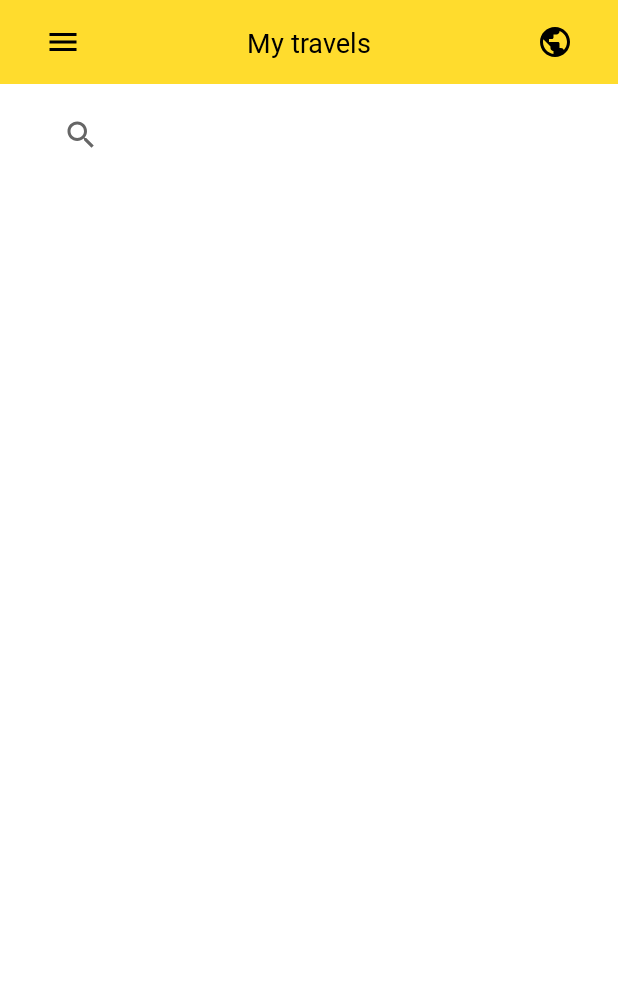
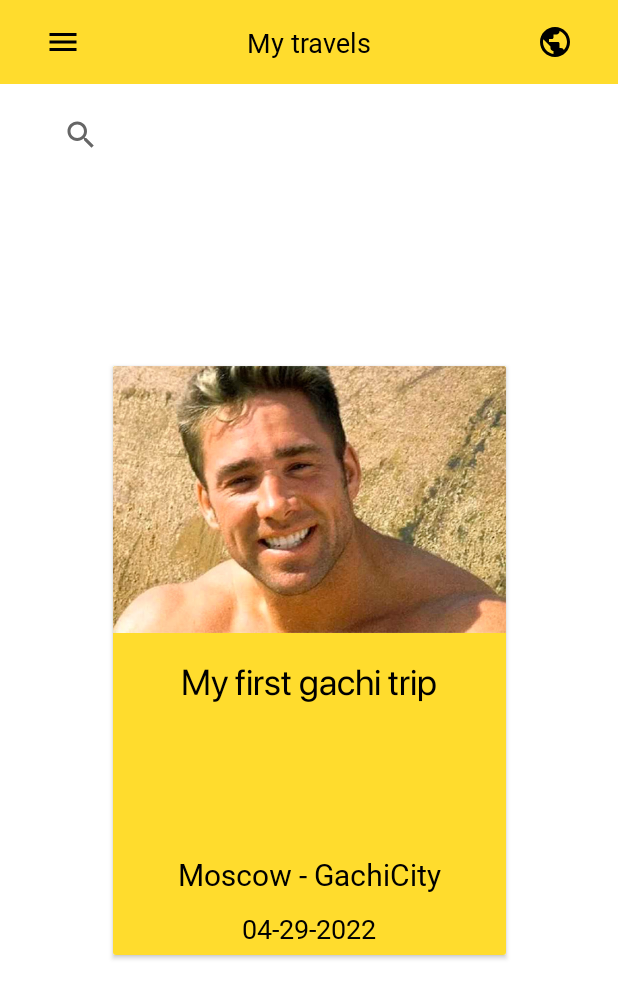
Before and after one commit to FoxFromFuture/tinkoff-travel-app, an Android app: the MainActivity screen opened directly, with no data from a screen before it, on a phone screen of 412 x 824 dp. Shown: the top 999 px of the screen. Run offline under Robolectric (Android 15) with nearby library versions, the phone set to English and light mode, and no system bars.

Commit message:
Trip Cards & Trip Activities & Minor updates Added

```diff
--- a/app/build.gradle
+++ b/app/build.gradle
@@ -44,6 +44,7 @@ dependencies {
     implementation 'androidx.navigation:navigation-ui-ktx:2.3.5'
     implementation 'androidx.lifecycle:lifecycle-livedata-ktx:2.4.1'
     implementation 'androidx.lifecycle:lifecycle-viewmodel-ktx:2.4.1'
+    implementation 'androidx.viewpager2:viewpager2:1.0.0'
     testImplementation 'junit:junit:4.13.2'
     androidTestImplementation 'androidx.test.ext:junit:1.1.3'
     androidTestImplementation 'androidx.test.espresso:espresso-core:3.4.0'
--- a/app/src/main/AndroidManifest.xml
+++ b/app/src/main/AndroidManifest.xml
@@ -9,6 +9,9 @@
         android:roundIcon="@mipmap/ic_launcher_round"
         android:supportsRtl="true"
         android:theme="@style/Theme.travelapp">
+        <activity
+            android:name=".TripDescriptionActivity"
+            android:exported="false" />
         <activity
             android:name=".MainActivity"
             android:exported="false" />
--- a/app/src/main/java/com/tinkoff/travelapp/MainActivity.kt
+++ b/app/src/main/java/com/tinkoff/travelapp/MainActivity.kt
@@ -6,14 +6,44 @@ import android.widget.ImageButton
 import androidx.appcompat.app.AppCompatActivity
 import androidx.core.view.GravityCompat
 import androidx.drawerlayout.widget.DrawerLayout
+import androidx.viewpager2.widget.ViewPager2
+import com.tinkoff.travelapp.adapter.TripCardAdapter
 
 class MainActivity : AppCompatActivity(), View.OnClickListener {
+
+    private var imagesList = mutableListOf<Int>()
+    private var titleList = mutableListOf<String>()
+    private var dateList = mutableListOf<String>()
+    private var keyPointsList = mutableListOf<String>()
+    private var tripDescriptionList = mutableListOf<String>()
+    private lateinit var adapter: TripCardAdapter
+    private lateinit var trip_pager: ViewPager2
+
     override fun onCreate(savedInstanceState: Bundle?) {
         super.onCreate(savedInstanceState)
         setContentView(R.layout.activity_main)
 
+        postToList()
+        adapter = TripCardAdapter(imagesList, titleList, dateList, keyPointsList, tripDescriptionList)
+        trip_pager = findViewById(R.id.trip_pager)
+        trip_pager.adapter = adapter
+
         val buttonMenu = findViewById<ImageButton>(R.id.main_menu_button)
         buttonMenu.setOnClickListener(this)
+    }
+
+    private fun addToList(image: Int, title: String, date: String, key_points: String, trip_description: String) {
+        imagesList.add(image)
+        titleList.add(title)
+        dateList.add(date)
+        keyPointsList.add(key_points)
+        tripDescriptionList.add(trip_description)
+    }
+
+    private fun postToList() {
+        addToList(R.drawable.billy, "My first gachi trip", "04-29-2022", "Moscow - GachiCity", "Ne text Ne text Ne text Ne text Ne text Ne text Ne text Ne text Ne text Ne text Ne text Ne text Ne text Ne text Ne text Ne text Ne text Ne text Ne text Ne text Ne text Ne text Ne text Ne text Ne text Ne text Ne text Ne text Ne text Ne text Ne text Ne text Ne text Ne text Ne text Ne text Ne text Ne text Ne text Ne text Ne text Ne text Ne text Ne text Ne text Ne text Ne text Ne text Ne text Ne text Ne text Ne text Ne text Ne text Ne text Ne text Ne text Ne text Ne text Ne text Ne text Ne text Ne text Ne text Ne text")
+        addToList(R.drawable.billy_2, "My second gachi trip", "05-06-2022", "Moscow - Kazan", "Text")
+        addToList(R.drawable.billy_3, "Big Boy Trip", "05-25-2022", "Moscow - New York", "Text")
     }
 
     override fun onClick(view: View?) {
--- /dev/null
+++ b/app/src/main/java/com/tinkoff/travelapp/adapter/TripCardAdapter.kt
@@ -0,0 +1,68 @@
+package com.tinkoff.travelapp.adapter
+
+import android.app.Activity
+import android.app.ActivityOptions
+import android.content.Intent
+import android.util.Pair
+import android.view.LayoutInflater
+import android.view.View
+import android.view.ViewGroup
+import android.widget.ImageView
+import android.widget.TextView
+import android.widget.Toast
+import androidx.cardview.widget.CardView
+import androidx.core.content.ContextCompat.startActivity
+import androidx.recyclerview.widget.RecyclerView
+import com.tinkoff.travelapp.R
+import com.tinkoff.travelapp.TripDescriptionActivity
+
+class TripCardAdapter(private var images: List<Int>, private var title: List<String>, private var date: List<String>, private var key_points: List<String>, private var trip_description: List<String>) : RecyclerView.Adapter<TripCardAdapter.Pager2ViewHolder>() {
+
+    inner class Pager2ViewHolder(itemView: View) : RecyclerView.ViewHolder(itemView) {
+
+        val itemTripCard: CardView = itemView.findViewById(R.id.trip_card_cardView)
+        val itemImage: ImageView = itemView.findViewById(R.id.trip_card_image)
+        val itemTitle: TextView = itemView.findViewById(R.id.trip_card_title)
+        val itemDate: TextView = itemView.findViewById(R.id.trip_card_date)
+        val itemKeyPoints: TextView = itemView.findViewById(R.id.trip_card_key_points)
+
+        init {
+            itemImage.setOnClickListener { v: View ->
+                val position = adapterPosition
+                Toast.makeText(itemView.context, "You clicked on Billy! He likes it!", Toast.LENGTH_SHORT).show()
+            }
+            itemTripCard.setOnClickListener { v: View ->
+                val position = adapterPosition
+                val intent = Intent(itemView.context, TripDescriptionActivity::class.java)
+
+                val options: ActivityOptions = ActivityOptions.makeSceneTransitionAnimation(
+                    itemView.context as Activity?,
+                    Pair(itemImage, "trip_card_transition")
+                )
+
+                intent.putExtra("itemImage", images[position])
+                intent.putExtra("itemTitle", title[position])
+                intent.putExtra("itemDate", date[position])
+                intent.putExtra("itemKeyPoints", key_points[position])
+                intent.putExtra("itemTripDescription", trip_description[position])
+
+                startActivity(itemView.context, intent, options.toBundle())
+            }
+        }
+    }
+
+    override fun onCreateViewHolder(parent: ViewGroup, viewType: Int): TripCardAdapter.Pager2ViewHolder {
+        return Pager2ViewHolder(LayoutInflater.from(parent.context).inflate(R.layout.page_trip_card, parent, false))
+    }
+
+    override fun getItemCount(): Int {
+        return title.size
+    }
+
+    override fun onBindViewHolder(holder: TripCardAdapter.Pager2ViewHolder, position: Int) {
+        holder.itemImage.setImageResource(images[position])
+        holder.itemTitle.text = title[position]
+        holder.itemDate.text = date[position]
+        holder.itemKeyPoints.text = key_points[position]
+    }
+}
--- a/app/src/main/res/layout/activity_main.xml
+++ b/app/src/main/res/layout/activity_main.xml
@@ -81,6 +81,17 @@
             app:layout_constraintEnd_toEndOf="parent"
             app:layout_constraintStart_toStartOf="parent"
             app:layout_constraintTop_toBottomOf="@+id/constraintLayout" />
+
+        <androidx.viewpager2.widget.ViewPager2
+            android:id="@+id/trip_pager"
+            android:layout_width="0dp"
+            android:layout_height="0dp"
+            android:layout_marginTop="58dp"
+            android:layout_marginBottom="58dp"
+            app:layout_constraintBottom_toBottomOf="parent"
+            app:layout_constraintEnd_toEndOf="parent"
+            app:layout_constraintStart_toStartOf="parent"
+            app:layout_constraintTop_toBottomOf="@+id/constraintLayout" />
     </androidx.constraintlayout.widget.ConstraintLayout>
 
     <com.google.android.material.navigation.NavigationView
--- /dev/null
+++ b/app/src/main/res/layout/page_trip_card.xml
@@ -0,0 +1,69 @@
+<?xml version="1.0" encoding="utf-8"?>
+<androidx.constraintlayout.widget.ConstraintLayout
+    xmlns:android="http://schemas.android.com/apk/res/android"
+    xmlns:app="http://schemas.android.com/apk/res-auto"
+    android:layout_width="match_parent"
+    android:layout_height="match_parent">
+
+    <androidx.cardview.widget.CardView
+        android:id="@+id/trip_card_cardView"
+        android:layout_width="wrap_content"
+        android:layout_height="wrap_content"
+        app:layout_constraintBottom_toBottomOf="parent"
+        app:layout_constraintEnd_toEndOf="parent"
+        app:layout_constraintStart_toStartOf="parent"
+        app:layout_constraintTop_toTopOf="parent">
+
+    <LinearLayout
+        android:layout_width="wrap_content"
+        android:layout_height="wrap_content"
+        android:background="@color/yellow_600"
+        android:orientation="vertical"
+        android:layout_gravity="center">
+
+        <ImageView
+            android:id="@+id/trip_card_image"
+            android:layout_width="262dp"
+            android:layout_height="178dp"
+            android:layout_gravity="center_horizontal"
+            android:transitionName="trip_card_transition"
+            app:srcCompat="@drawable/billy" />
+
+        <TextView
+            android:id="@+id/trip_card_title"
+            android:layout_width="wrap_content"
+            android:layout_height="wrap_content"
+            android:layout_gravity="center_horizontal"
+            android:fontFamily="@font/sfprodisplay_regular"
+            android:text="@string/app_name"
+            android:textSize="24sp"
+            android:layout_marginTop="15dp"
+            android:textColor="@color/black"/>
+
+        <TextView
+            android:id="@+id/trip_card_key_points"
+            android:layout_width="wrap_content"
+            android:layout_height="wrap_content"
+            android:layout_gravity="center_horizontal"
+            android:fontFamily="@font/sfprodisplay_light"
+            android:text="@string/app_name"
+            android:textSize="20sp"
+            android:layout_marginTop="100dp"
+            android:layout_marginBottom="10dp"
+            android:textColor="@color/black"/>
+
+        <TextView
+            android:id="@+id/trip_card_date"
+            android:layout_width="wrap_content"
+            android:layout_height="wrap_content"
+            android:layout_gravity="center_horizontal"
+            android:fontFamily="@font/sfprodisplay_light"
+            android:text="@string/app_name"
+            android:textSize="18sp"
+            android:layout_marginBottom="5dp"
+            android:textColor="@color/black"/>
+
+    </LinearLayout>
+
+    </androidx.cardview.widget.CardView>
+</androidx.constraintlayout.widget.ConstraintLayout>
--- a/build.gradle
+++ b/build.gradle
@@ -2,7 +2,7 @@
 plugins {
     id 'com.android.application' version '7.1.3' apply false
     id 'com.android.library' version '7.1.3' apply false
-    id 'org.jetbrains.kotlin.android' version '1.6.20' apply false
+    id 'org.jetbrains.kotlin.android' version '1.6.21' apply false
 }
 
 task clean(type: Delete) {
```
Also changed, not shown: app/src/main/java/com/tinkoff/travelapp/TripDescriptionActivity.kt (added, +25 -0 lines), app/src/main/res/layout/activity_sign_in.xml (+5 -4 lines), app/src/main/res/layout/activity_trip_description.xml (added, +145 -0 lines), app/src/main/res/drawable/billy.jpg (added), app/src/main/res/drawable/billy_2.jpg (added), app/src/main/res/drawable/billy_3.jpg (added).
